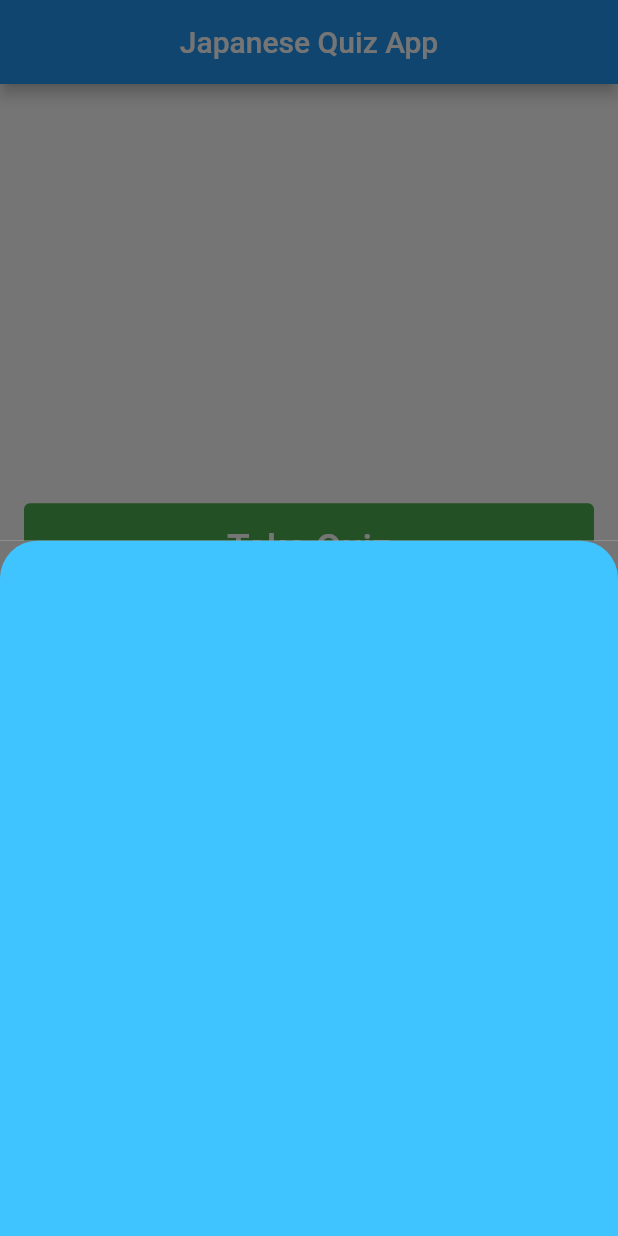
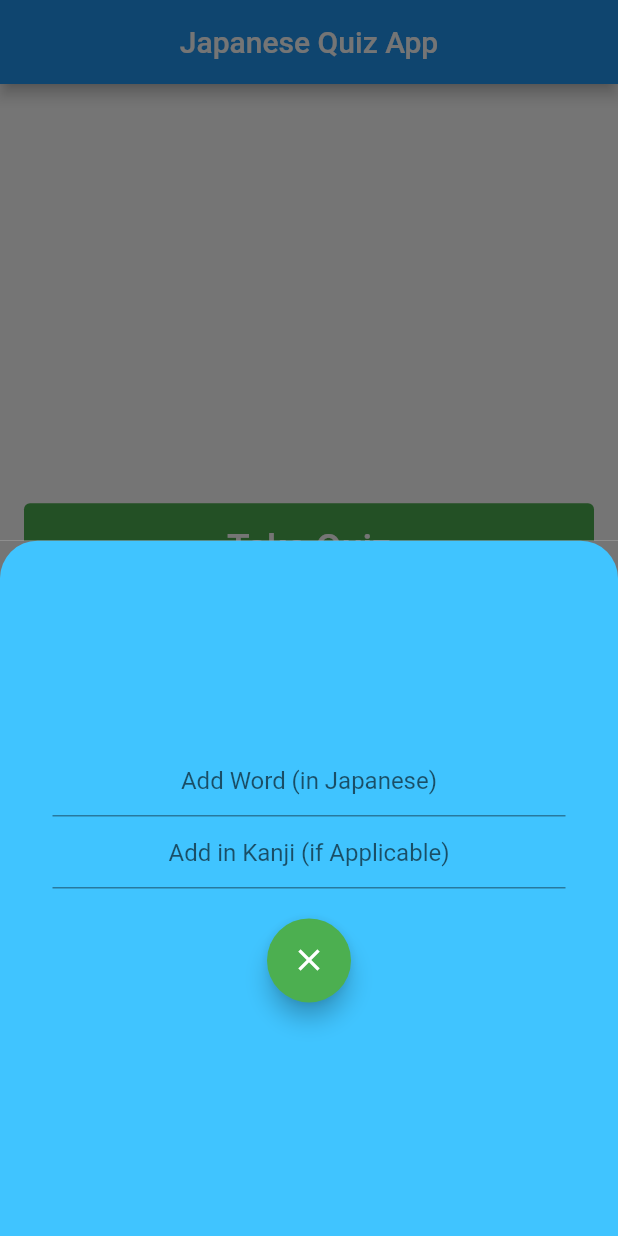
Before and after one commit to joesanthosh24/flutter_app, a Flutter app: the screen it shows after launch, after a tap on "Add a Word", on a phone screen of 412 x 824 dp. Run offline on Flutter 3.47's test engine with Material 2 defaults, Android fonts, the phone set to English and light mode, and no system bars; our stand-ins replace flip_card; missing offline and left inert: translator.

Commit message:
Added content to bottom sheet and created Action Button widget to move functionality of the 3 home screen buttons out

```diff
--- a/lib/screens/home_screen.dart
+++ b/lib/screens/home_screen.dart
@@ -1,5 +1,7 @@
 import 'package:first_app/widgets/AppScaffold.dart';
 import 'package:flutter/material.dart';
+
+import '../widgets/action_button.dart';
 
 class HomeScreen extends StatelessWidget {
   Widget buildBottomSheet(BuildContext context) {
@@ -14,6 +16,34 @@ class HomeScreen extends StatelessWidget {
             topRight: Radius.circular(25.0),
           ),
         ),
+        child: Padding(
+          padding: const EdgeInsets.all(35.0),
+          child: Column(
+            mainAxisAlignment: MainAxisAlignment.center,
+            children: <Widget>[
+              TextField(
+                textAlign: TextAlign.center,
+                onChanged: (newVal) {},
+                decoration: InputDecoration(hintText: 'Add Word (in Japanese)'),
+              ),
+              TextField(
+                textAlign: TextAlign.center,
+                onChanged: (newVal) {},
+                decoration:
+                    InputDecoration(hintText: 'Add in Kanji (if Applicable)'),
+              ),
+              Padding(
+                padding: const EdgeInsets.symmetric(vertical: 20.0),
+                child: FloatingActionButton(
+                  child: Icon(
+                    Icons.close,
+                    color: Colors.white,
+                  ),
+                ),
+              )
+            ],
+          ),
+        ),
       ),
     );
   }
@@ -25,57 +55,36 @@ class HomeScreen extends StatelessWidget {
           crossAxisAlignment: CrossAxisAlignment.stretch,
           mainAxisAlignment: MainAxisAlignment.center,
           children: <Widget>[
-            Padding(
-              padding: const EdgeInsets.all(8.0),
-              child: FlatButton(
-                child: Padding(
-                  padding: const EdgeInsets.symmetric(vertical: 15.0),
-                  child: Text(
-                    'Take Quiz',
-                    style: TextStyle(
-                      fontSize: 25,
-                    ),
-                  ),
-                ),
+            ActionButton(
+              buttonText: 'Take Quiz',
+              buttonColor: Colors.green,
+              inverted: false,
+              textPadding: EdgeInsets.symmetric(vertical: 15.0),
               onPressed: () {
                 Navigator.pushNamed(context, '/quiz');
               },
-                color: Colors.green,
             ),
-            ),
-            Padding(
-              padding: const EdgeInsets.all(8.0),
-              child: FlatButton(
-                color: Colors.blue,
+            ActionButton(
+              buttonText: 'Practice with Cards',
+              buttonColor: Colors.blue,
+              inverted: false,
+              textPadding: EdgeInsets.symmetric(vertical: 15.0),
               onPressed: () {
                 Navigator.pushNamed(context, '/practice');
               },
-                child: Padding(
-                  padding: const EdgeInsets.symmetric(vertical: 15.0),
-                  child: Text(
-                    'Practice with Cards',
-                    style: TextStyle(fontSize: 25),
             ),
-                ),
-              ),
-            ),
-            Padding(
-              padding: const EdgeInsets.all(8.0),
-              child: FlatButton(
-                color: Colors.deepPurpleAccent,
+            ActionButton(
+              buttonText: 'Add a Word',
+              buttonColor: Colors.deepPurpleAccent,
+              inverted: true,
+              textPadding: EdgeInsets.symmetric(vertical: 15.0),
               onPressed: () {
                 showModalBottomSheet(
-                      context: context, builder: buildBottomSheet);
+                  context: context,
+                  builder: buildBottomSheet,
+                );
               },
-                child: Padding(
-                  padding: const EdgeInsets.symmetric(vertical: 15.0),
-                  child: Text(
-                    'Add a Word',
-                    style: TextStyle(fontSize: 25),
             ),
-                ),
-              ),
-            )
           ],
         ),
       ),
--- /dev/null
+++ b/lib/widgets/action_button.dart
@@ -0,0 +1,40 @@
+import 'package:flutter/material.dart';
+
+class ActionButton extends StatelessWidget {
+  final EdgeInsets textPadding;
+  final String buttonText;
+  final Function onPressed;
+  final Color buttonColor;
+  final bool inverted;
+
+  ActionButton({
+    this.textPadding,
+    @required this.buttonText,
+    @required this.onPressed,
+    @required this.buttonColor,
+    @required this.inverted,
+  });
+
+  @override
+  Widget build(BuildContext context) {
+    return Padding(
+      padding: EdgeInsets.all(8.0),
+      child: FlatButton(
+        child: Padding(
+          padding: textPadding != null
+              ? textPadding
+              : EdgeInsets.symmetric(vertical: 15.0),
+          child: Text(
+            buttonText,
+            style: TextStyle(
+              fontSize: 25,
+              color: !inverted ? Colors.white : buttonColor,
+            ),
+          ),
+        ),
+        onPressed: onPressed,
+        color: !inverted ? buttonColor : Colors.white,
+      ),
+    );
+  }
+}
```
Lines whose indentation alone changed are shown as unchanged.
